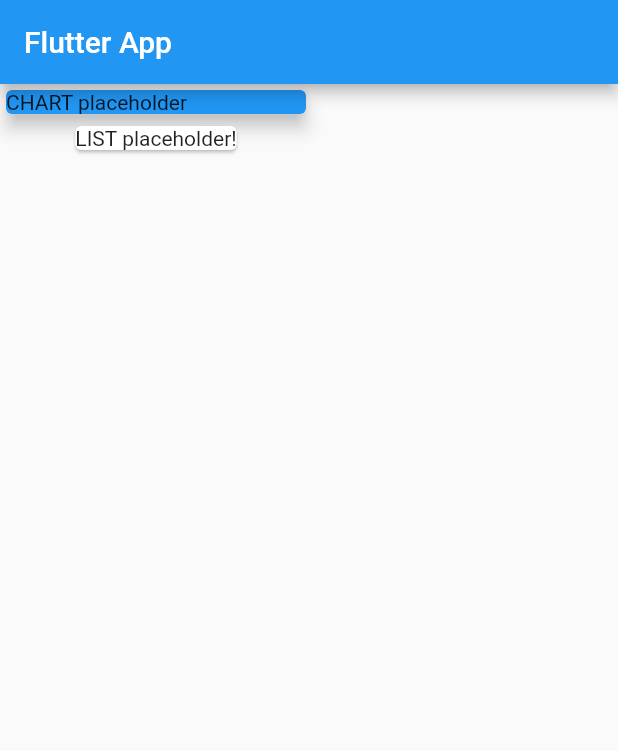
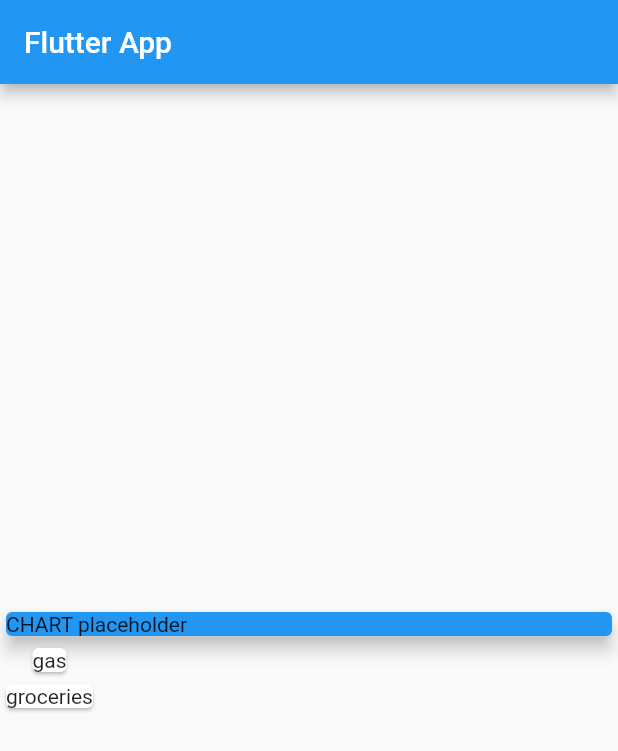
Before and after one commit to Luka-dot/budget_app, a Flutter app: the screen it shows after launch, on a phone screen of 412 x 824 dp. Shown: the top 751 px of the screen. Run offline on Flutter 3.47's test engine with Material 2 defaults, Android fonts, the phone set to English and light mode, and no system bars.

Commit message:
base cards set up

```diff
--- a/lib/main.dart
+++ b/lib/main.dart
@@ -1,4 +1,6 @@
 import 'package:flutter/material.dart';
+
+import './transaction.dart';
 
 void main() => runApp(MyApp());
 
@@ -13,6 +15,21 @@ class MyApp extends StatelessWidget {
 }
 
 class MyHomePage extends StatelessWidget {
+  final List<Transaction> transactions = [
+    Transaction(
+      id: 't1',
+      title: 'gas',
+      amount: 44.30,
+      date: DateTime.now(),
+    ),
+    Transaction(
+      id: 't2',
+      title: 'groceries',
+      amount: 140.00,
+      date: DateTime.now(),
+    )
+  ];
+
   @override
   Widget build(BuildContext context) {
     return Scaffold(
@@ -20,17 +37,23 @@ class MyHomePage extends StatelessWidget {
         title: Text('Flutter App'),
       ),
       body: Column(
+        mainAxisAlignment: MainAxisAlignment.center,
+        crossAxisAlignment: CrossAxisAlignment.start,
         children: [
           Card(
             color: Colors.blue,
             child: Container(
               child: Text('CHART placeholder'),
-              width: 200.0, // double.infinity
+              width: double.infinity, // double.infinity
             ),
             elevation: 5.0,
           ),
-          Card(
-            child: Text('LIST placeholder!'),
+          Column(
+            children: transactions.map((tx) {
+              return Card(
+                child: (Text(tx.title)),
+              );
+            }).toList(),
           ),
         ],
       ),
--- /dev/null
+++ b/lib/transaction.dart
@@ -0,0 +1,14 @@
+import 'package:flutter/foundation.dart';
+
+class Transaction {
+  final String id;
+  final String title;
+  final double amount;
+  final DateTime date;
+
+  Transaction(
+      {@required this.id,
+      @required this.title,
+      @required this.amount,
+      @required this.date});
+}
```
